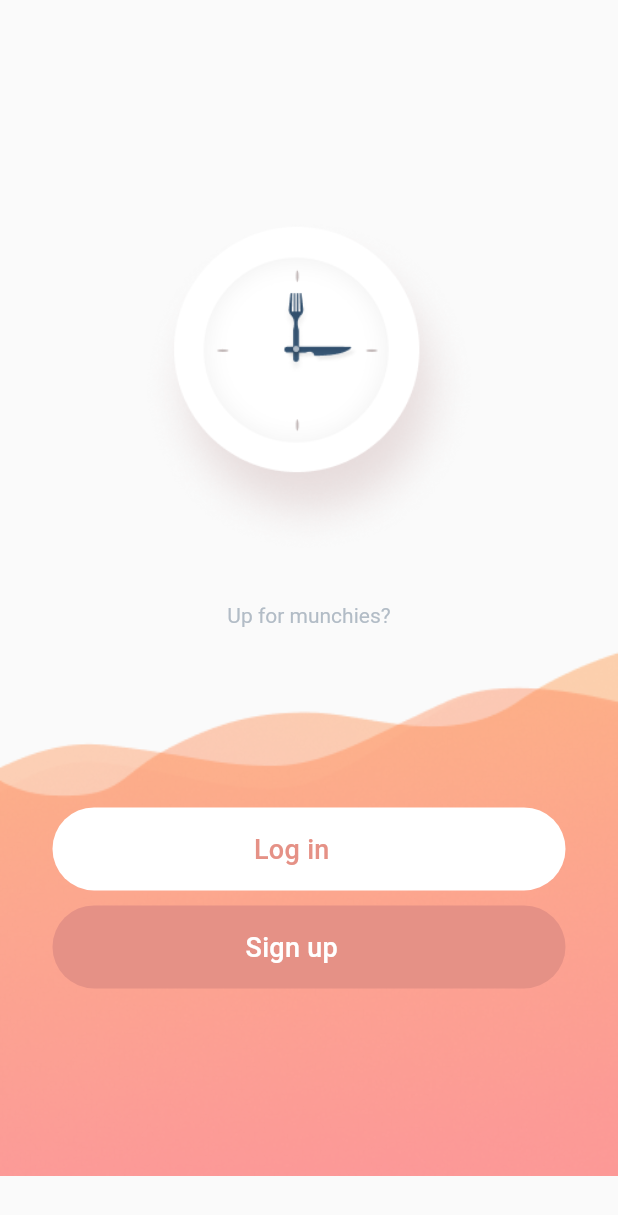
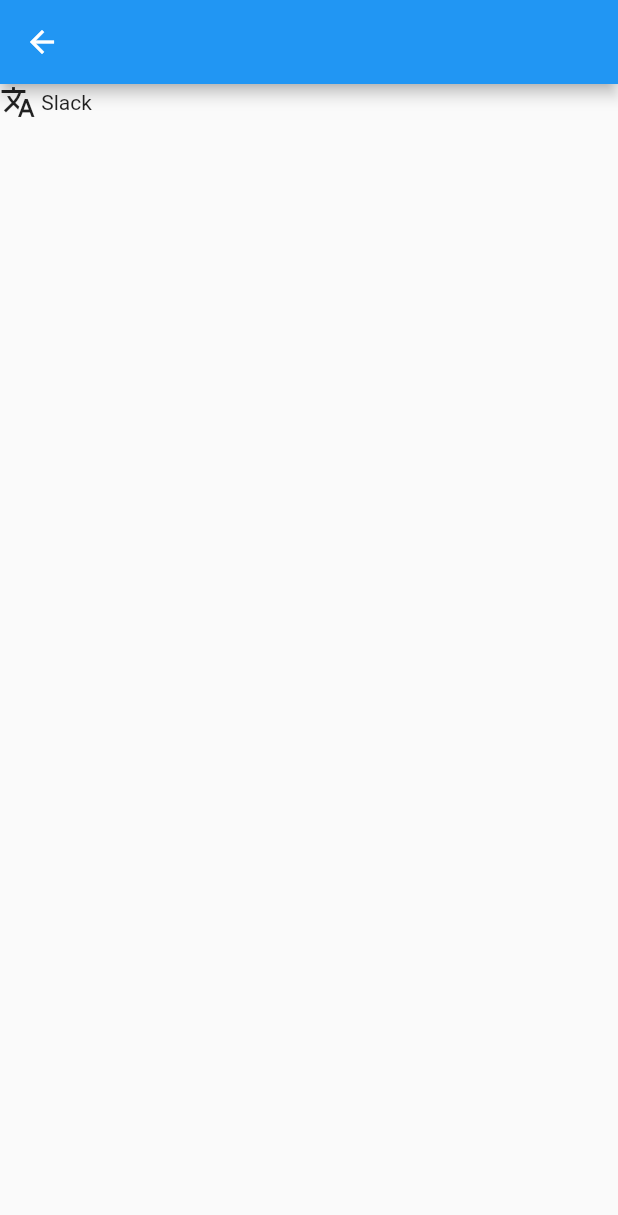
Before and after one commit to HemlockBane/lunch-time, a Flutter app: the screen it shows after launch, after a tap on "Log in", on a phone screen of 412 x 824 dp. Shown: the top 1215 px of the screen. Run offline on Flutter 3.47's test engine with Material 2 defaults, Android fonts, the phone set to English and light mode, and no system bars.

Commit message:
Start slack integration

```diff
--- a/lib/src/app.dart
+++ b/lib/src/app.dart
@@ -1,6 +1,8 @@
 import 'package:flutter/material.dart';
 import 'screens/home.dart';
 import 'screens/login.dart';
+import 'screens/slack_team_email.dart';
+import 'screens/slack_team_password.dart';
 
 class App extends StatelessWidget {
   // This widget is the root of your application.
@@ -13,7 +15,9 @@ class App extends StatelessWidget {
       ),
       home: LoginScreen(),
       routes: <String, WidgetBuilder>{
-        LoginScreen.routeName: (BuildContext context) => LoginScreen()
+        LoginScreen.routeName: (BuildContext context) => LoginScreen(),
+        SlackTeamEmailScreen.routeName: (BuildContext context) => SlackTeamEmailScreen()
+
       },
     );
   }
--- a/lib/src/screens/login.dart
+++ b/lib/src/screens/login.dart
@@ -3,7 +3,7 @@ import 'package:flutter/material.dart';
 import 'package:lunch_time_app/src/widgets/theme.dart';
 import '../constants/app_images.dart';
 import '../widgets/screen_data.dart';
-import '../widgets/wave_painter.dart';
+import '../screens/slack_team_email.dart';
 import '../widgets/button.dart';
 
 class LoginScreen extends StatefulWidget {
@@ -33,7 +33,7 @@ class _LoginScreenState extends State<LoginScreen> {
                 ],
               ),
               Text(' '),
-              Text('Up for munchies?', style: Theme.of(context).textTheme.body1.copyWith(color: AppTheme.greyText
+              Text('Up for munchies?', style: Theme.of(context).textTheme.body1.copyWith(color: AppTheme.greySubText
               ),),
               //
               Container(
@@ -57,7 +57,9 @@ class _LoginScreenState extends State<LoginScreen> {
                               labelColor: AppTheme.peachButton,
                               iconData: Icons.message,
                               borderRadius: 30,
-                              onPressed: (){}
+                              onPressed: (){
+                                Navigator.pushNamed(context, SlackTeamEmailScreen.routeName);
+                              }
                           ),
                         ),
                         Container(
--- /dev/null
+++ b/lib/src/screens/slack_team_email.dart
@@ -0,0 +1,30 @@
+import 'package:flutter/material.dart';
+
+class SlackTeamEmailScreen extends StatefulWidget {
+  static var routeName = 'slack-integration-team-email';
+
+  @override
+  _SlackTeamEmailScreenState createState() => _SlackTeamEmailScreenState();
+}
+
+class _SlackTeamEmailScreenState extends State<SlackTeamEmailScreen> {
+  @override
+  Widget build(BuildContext context) {
+    return Scaffold(
+      appBar: AppBar(
+        title: Text(' '),
+      ),
+      body: Container(
+        child: Column(
+          children: <Widget>[
+            Row(
+              children: <Widget>[
+                Icon(Icons.translate), Text(' Slack')
+              ],
+            )
+          ],
+        ),
+      ),
+    );
+  }
+}
--- a/lib/src/widgets/theme.dart
+++ b/lib/src/widgets/theme.dart
@@ -4,7 +4,9 @@ class AppTheme{
   static Color orangyPeach = Color(0xffffd3b0);
   static Color peach = Color(0xffffcbb6);
   static Color peachButton = Color(0xffe59186);
-  static Color greyText = Color(0xffB2BCC6);
+  static Color mainText = Color(0xff414b6b); // Main text color
+  static Color greySubText  = Color(0xff90a4b7);
+  static Color greyHintText = Color(0xff93a6b9); //
 
   ThemeData getDefaultAppTheme() {
     final ThemeData baseTheme = ThemeData.light();
```
Also changed, not shown: lib/src/screens/slack_team_password.dart (added).
